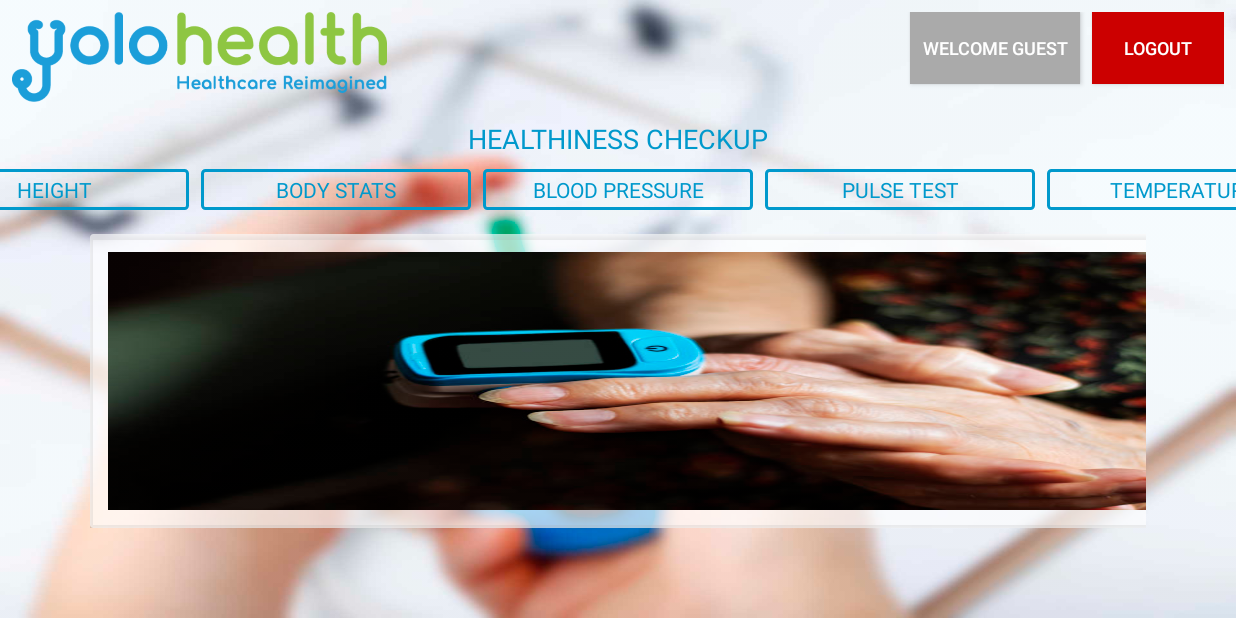
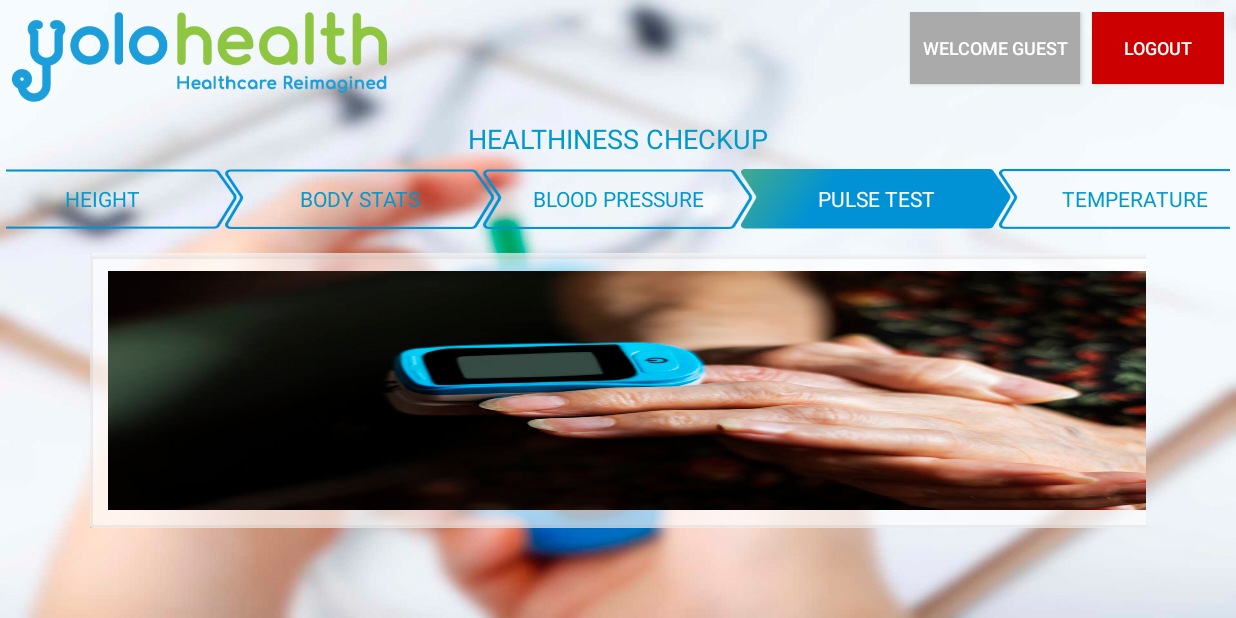
Before and after one commit to aditya08jaiswal/YOLOKioskApp, an Android app: the BasicHealthCheckupActivity screen opened directly, with no data from a screen before it, after a tap on "PULSE TEST", on a phone screen of 824 x 412 dp (held sideways). Run offline under Robolectric (Android 15) with nearby library versions, the phone set to English and light mode, and no system bars; 3 other taps on this screen came first.

Commit message:
Complete Pulse test UI

```diff
--- a/app/src/main/java/com/yolohealth/yolokioskapp/PulseTestBHCFragment.java
+++ b/app/src/main/java/com/yolohealth/yolokioskapp/PulseTestBHCFragment.java
@@ -17,7 +17,7 @@ public class PulseTestBHCFragment extends Fragment {
     View view;
     GifImageView instructionAudioGif;
     MediaPlayer mediaPlayer;
-    ImageView playAudioImage;
+//    ImageView playAudioImage;
 
     public PulseTestBHCFragment() {
         // Required empty public constructor
@@ -38,18 +38,17 @@ public class PulseTestBHCFragment extends Fragment {
 
         view = inflater.inflate(R.layout.fragment_pulse_test_bhc, container, false);
         instructionAudioGif = view.findViewById(R.id.instruction_playing_image_gif);
-        playAudioImage = view.findViewById(R.id.pulse_test_play_iv);
+//        playAudioImage = view.findViewById(R.id.pulse_test_play_iv);
 
         try{
             mediaPlayer.start();
-
         }catch(Exception e){e.printStackTrace();}
 
         instructionAudioGif.setOnClickListener(new View.OnClickListener() {
             @Override
             public void onClick(View v) {
                 mediaPlayer.start();
-                playAudioImage.setVisibility(View.GONE);
+//                playAudioImage.setVisibility(View.GONE);
             }
         });
 
--- a/app/src/main/res/drawable/checkup_name_start_shape.xml
+++ /dev/null
@@ -1,50 +0,0 @@
-<?xml version="1.0" encoding="utf-8"?>
-<shape xmlns:android="http://schemas.android.com/apk/res/android"
-    android:shape="rectangle">
-
-    <corners
-        android:radius="2dp" />
-    <!--If your shape requires only one solid color-->
-    <!--<solid
-        android:color="#FFFFFF" />-->
-
-    <size
-        android:width="0dp"
-        android:height="0dp" />
-
-    <!--Use android:dashWidth="2dp" and android:dashGap="2dp"
-    to add dashes to your stroke-->
-    <stroke
-        android:width="2dp"
-        android:color="@android:color/holo_blue_dark" />
-
-</shape>
-
-<!--<layer-list xmlns:android="http://schemas.android.com/apk/res/android" >-->
-
-    <!--<item android:width="5dp" android:height="5dp" android:left="20dp">-->
-        <!--<rotate android:fromDegrees="45"-->
-            <!--android:pivotX="0"-->
-            <!--android:pivotY="0">-->
-            <!--<shape>-->
-                <!--<solid android:color="#0189ff"/>-->
-                <!--<size-->
-                <!--android:width="82dp"-->
-                <!--android:height="41dp" />-->
-            <!--</shape>-->
-        <!--</rotate>-->
-    <!--</item>-->
-
-    <!--<item android:width="20dp" android:height="7dp" android:right="5dp">-->
-        <!--<shape>-->
-            <!--<solid android:color="#0189ff"/>-->
-            <!--<corners-->
-                <!--android:bottomLeftRadius="2dp"-->
-                <!--android:topLeftRadius="2dp"/>-->
-            <!--<size-->
-                <!--android:width="82dp"-->
-                <!--android:height="41dp" />-->
-        <!--</shape>-->
-    <!--</item>-->
-
-<!--</layer-list>-->
--- a/app/src/main/res/drawable/instruction_playing_bg.xml
+++ /dev/null
@@ -1,16 +0,0 @@
-<?xml version="1.0" encoding="utf-8"?>
-<shape xmlns:android="http://schemas.android.com/apk/res/android"
-    android:shape="rectangle">
-
-    <corners
-        android:radius="8dp" />
-
-
-    <solid
-        android:color="#80000000" />
-
-    <size
-        android:width="0dp"
-        android:height="0dp" />
-
-</shape>
--- a/app/src/main/res/layout/activity_basic_health_checkup.xml
+++ b/app/src/main/res/layout/activity_basic_health_checkup.xml
@@ -23,6 +23,7 @@
     <LinearLayout
         android:id="@+id/checkup_name_layout"
         android:gravity="center"
+        android:padding="4dp"
         android:orientation="horizontal"
         android:layout_width="match_parent"
         android:layout_height="wrap_content">
@@ -30,9 +31,8 @@
         <TextView
             android:id="@+id/height_checkup_tv"
             android:layout_width="180dp"
-            android:layout_height="wrap_content"
-            android:layout_margin="4dp"
-            android:background="@drawable/checkup_name_start_shape"
+            android:layout_height="40dp"
+            android:background="@drawable/menu_bg0"
             android:gravity="center"
             android:padding="4dp"
             android:text="HEIGHT"
@@ -41,9 +41,9 @@
         <TextView
             android:id="@+id/body_stats_checkup_tv"
             android:layout_width="180dp"
-            android:layout_height="wrap_content"
-            android:layout_margin="4dp"
-            android:background="@drawable/checkup_name_start_shape"
+            android:layout_height="40dp"
+            android:layout_marginStart="-8dp"
+            android:background="@drawable/menu_bg1"
             android:gravity="center"
             android:padding="4dp"
             android:text="BODY STATS"
@@ -52,9 +52,9 @@
         <TextView
             android:id="@+id/blood_pressure_checkup_tv"
             android:layout_width="180dp"
-            android:layout_height="wrap_content"
-            android:layout_margin="4dp"
-            android:background="@drawable/checkup_name_start_shape"
+            android:layout_height="40dp"
+            android:layout_marginStart="-8dp"
+            android:background="@drawable/menu_bg1"
             android:gravity="center"
             android:padding="4dp"
             android:text="BLOOD PRESSURE"
@@ -63,9 +63,9 @@
         <TextView
             android:id="@+id/pulse_test_checkup_tv"
             android:layout_width="180dp"
-            android:layout_height="wrap_content"
-            android:layout_margin="4dp"
-            android:background="@drawable/checkup_name_start_shape"
+            android:layout_height="40dp"
+            android:layout_marginStart="-8dp"
+            android:background="@drawable/menu_bg1"
             android:gravity="center"
             android:padding="4dp"
             android:text="PULSE TEST"
@@ -74,9 +74,9 @@
         <TextView
             android:id="@+id/temperature_checkup_tv"
             android:layout_width="180dp"
-            android:layout_height="wrap_content"
-            android:layout_margin="4dp"
-            android:background="@drawable/checkup_name_start_shape"
+            android:layout_height="40dp"
+            android:layout_marginStart="-8dp"
+            android:background="@drawable/menu_bg2"
             android:gravity="center"
             android:padding="4dp"
             android:text="TEMPERATURE"
--- a/app/src/main/res/layout/fragment_pulse_test_bhc.xml
+++ b/app/src/main/res/layout/fragment_pulse_test_bhc.xml
@@ -1,24 +1,24 @@
 <?xml version="1.0" encoding="utf-8"?>
 <LinearLayout xmlns:android="http://schemas.android.com/apk/res/android"
+    xmlns:app="http://schemas.android.com/apk/res-auto"
     xmlns:tools="http://schemas.android.com/tools"
     android:layout_width="match_parent"
     android:layout_height="wrap_content"
-    xmlns:app="http://schemas.android.com/apk/res-auto"
     android:orientation="horizontal"
     tools:context=".PulseTestBHCFragment">
 
     <androidx.cardview.widget.CardView
         android:layout_width="800dp"
         android:layout_height="wrap_content"
-        app:cardBackgroundColor="#A6FFFFFF"
-        android:layout_marginEnd="30dp">
+        android:layout_marginEnd="30dp"
+        app:cardBackgroundColor="#A6FFFFFF">
 
         <ImageView
             android:layout_width="wrap_content"
             android:layout_height="wrap_content"
+            android:layout_gravity="center"
+            android:padding="12dp"
             android:scaleType="fitXY"
-            android:padding="12dp"
-            android:layout_gravity="center"
             android:src="@drawable/adult_measure_pulse" />
 
     </androidx.cardview.widget.CardView>
@@ -30,37 +30,33 @@
         <androidx.cardview.widget.CardView
             android:id="@+id/pulse_test_audio_card"
             android:layout_width="match_parent"
-            android:layout_height="wrap_content">
+            android:layout_height="wrap_content"
+            app:cardBackgroundColor="#A6000000"
+            app:cardCornerRadius="8dp">
 
             <pl.droidsonroids.gif.GifImageView
                 android:id="@+id/instruction_playing_image_gif"
                 android:layout_width="match_parent"
                 android:layout_height="180dp"
-                android:paddingStart="50dp"
-                android:paddingEnd="50dp"
-                android:background="@drawable/instruction_playing_bg"
                 android:src="@drawable/instruction_playing" />
 
             <ImageView
                 android:id="@+id/pulse_test_play_iv"
-                android:layout_width="100dp"
-                android:layout_height="100dp"
+                android:layout_width="80dp"
+                android:layout_height="80dp"
                 android:layout_gravity="center"
                 android:src="@drawable/play_button"
-                android:visibility="visible"/>
-
+                android:visibility="visible" />
 
         </androidx.cardview.widget.CardView>
 
-
-
         <androidx.cardview.widget.CardView
-            android:layout_marginTop="4dp"
             android:layout_width="match_parent"
             android:layout_height="wrap_content"
+            android:layout_below="@id/pulse_test_audio_card"
+            android:layout_marginTop="4dp"
             app:cardBackgroundColor="#80000000"
-            app:cardCornerRadius="8dp"
-            android:layout_below="@id/pulse_test_audio_card">
+            app:cardCornerRadius="8dp">
 
             <LinearLayout
                 android:layout_width="match_parent"
@@ -68,21 +64,20 @@
                 android:orientation="vertical">
 
                 <TextView
-                    android:layout_width="wrap_content"
+                    android:layout_width="match_parent"
                     android:layout_height="wrap_content"
                     android:padding="8dp"
                     android:text="Listen to audio instructions before processing start"
-                    android:textSize="14sp"
-                    android:textColor="@android:color/white"/>
+                    android:textColor="@android:color/white"
+                    android:textSize="14sp" />
 
                 <Button
                     android:layout_width="match_parent"
                     android:layout_height="wrap_content"
-                    android:textColor="@android:color/white"
+                    android:layout_margin="8dp"
                     android:background="@android:color/holo_green_light"
-                    android:layout_margin="8dp"
-                    android:text="SKIP TEST" />
-
+                    android:text="START"
+                    android:textColor="@android:color/white" />
 
             </LinearLayout>
 
@@ -92,28 +87,26 @@
         <LinearLayout
             android:layout_width="match_parent"
             android:layout_height="wrap_content"
+            android:layout_alignParentBottom="true"
             android:orientation="horizontal"
-            android:layout_alignParentBottom="true"
             android:weightSum="2">
 
             <Button
                 android:layout_width="0dp"
                 android:layout_height="wrap_content"
                 android:layout_weight="1"
-                android:textColor="@android:color/white"
                 android:background="@android:color/holo_orange_light"
                 android:text="MANUAL ENTRY"
-                />
+                android:textColor="@android:color/white" />
 
             <Button
                 android:layout_width="0dp"
                 android:layout_height="wrap_content"
+                android:layout_marginStart="4dp"
                 android:layout_weight="1"
-                android:layout_marginStart="4dp"
-                android:textColor="@android:color/white"
                 android:background="@android:color/holo_red_dark"
                 android:text="SKIP TEST"
-                />
+                android:textColor="@android:color/white" />
 
 
         </LinearLayout>
--- a/app/src/main/res/values/colors.xml
+++ b/app/src/main/res/values/colors.xml
@@ -3,4 +3,8 @@
     <color name="colorPrimary">#008577</color>
     <color name="colorPrimaryDark">#00574B</color>
     <color name="colorAccent">#D81B60</color>
+
+    <color name="color_inactive_menu_text">#0099CC</color>
+    <color name="color_active_menu_text">#FFFFFF</color>
+
 </resources>
```
Also changed, not shown: app/src/main/java/com/yolohealth/yolokioskapp/BasicHealthCheckupActivity.java (+62 -0 lines), app/src/main/res/drawable/bhc_image_bg.xml (deleted, +0 -16 lines), app/src/main/res/drawable-v24/menu_bg0.png (added), app/src/main/res/drawable-v24/menu_bg0_red.png (added), app/src/main/res/drawable-v24/menu_bg1.png (added), app/src/main/res/drawable-v24/menu_bg1_red.png (added), app/src/main/res/drawable-v24/menu_bg2.png (added), app/src/main/res/drawable-v24/menu_bg2_red.png (added).
